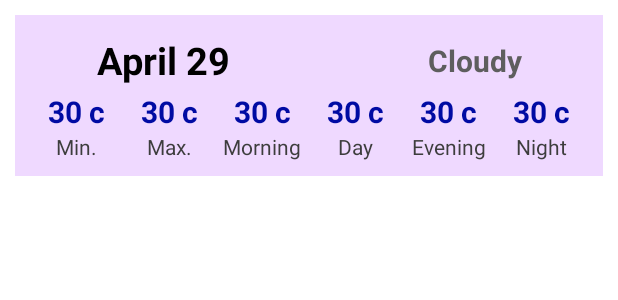
After one commit to ahxagent007/Auto-Tree-Watering-System, an Android app: the layout single_weather.xml on its own in the app's theme, with its tools: preview values and no code run, on a phone screen of 412 x 824 dp. The commit adds this screen. Shown: the top 300 px of the screen. Run offline under Robolectric (Android 15) with nearby library versions, the phone set to English and light mode, and no system bars.

Commit message:
Weather report and location done

```diff
--- a/app/build.gradle
+++ b/app/build.gradle
@@ -37,4 +37,10 @@ dependencies {
     androidTestImplementation 'androidx.test.espresso:espresso-core:3.4.0'
 
     implementation 'com.android.volley:volley:1.2.1'
+
+    implementation "androidx.recyclerview:recyclerview:1.2.1"
+    // For control over item selection of both touch and mouse driven selection
+    implementation "androidx.recyclerview:recyclerview-selection:1.1.0"
+
+    implementation 'com.google.code.gson:gson:2.9.0'
 }
--- a/app/src/main/AndroidManifest.xml
+++ b/app/src/main/AndroidManifest.xml
@@ -4,6 +4,12 @@
     package="com.alphacuetech.xian.autotree">
 
     <uses-permission android:name="android.permission.INTERNET" />
+
+    <!-- Always include this permission -->
+    <uses-permission android:name="android.permission.ACCESS_COARSE_LOCATION" />
+
+    <!-- Include only if your app benefits from precise location access. -->
+    <uses-permission android:name="android.permission.ACCESS_FINE_LOCATION" />
 
     <application
         android:allowBackup="true"
--- /dev/null
+++ b/app/src/main/java/com/alphacuetech/xian/autotree/classes/FeelsLike.java
@@ -0,0 +1,5 @@
+package com.alphacuetech.xian.autotree.classes;
+
+public class FeelsLike {
+    float day, night, eve, morn;
+}
--- /dev/null
+++ b/app/src/main/res/layout/single_weather.xml
@@ -0,0 +1,198 @@
+<?xml version="1.0" encoding="utf-8"?>
+<LinearLayout xmlns:android="http://schemas.android.com/apk/res/android"
+    android:layout_width="match_parent"
+    android:layout_height="wrap_content"
+    android:orientation="vertical"
+    android:padding="10dp"
+    android:background="#efd9ff"
+    android:layout_margin="10dp">
+
+    <LinearLayout
+        android:layout_width="match_parent"
+        android:layout_height="wrap_content"
+        android:orientation="horizontal"
+        android:weightSum="10"
+        android:gravity="center">
+
+        <TextView
+            android:id="@+id/TV_date"
+            android:layout_weight="4"
+            android:layout_width="wrap_content"
+            android:layout_height="wrap_content"
+            android:text="April 29"
+            android:gravity="center"
+            android:textColor="#000000"
+            android:textStyle="bold"
+            android:textSize="25dp"/>
+
+        <TextView
+            android:layout_weight="2"
+            android:layout_width="wrap_content"
+            android:layout_height="wrap_content"
+            android:text=""
+            android:gravity="center"
+            android:textColor="#000ba3"
+            android:textStyle="bold"
+            android:textSize="30dp"/>
+
+        <TextView
+            android:id="@+id/TV_status"
+            android:layout_weight="4"
+            android:layout_width="wrap_content"
+            android:layout_height="wrap_content"
+            android:text="Cloudy"
+            android:gravity="center"
+            android:textColor="#5e5e5e"
+            android:textStyle="bold"
+            android:textSize="20dp"/>
+
+    </LinearLayout>
+
+    <LinearLayout
+        android:layout_width="match_parent"
+        android:layout_height="wrap_content"
+        android:orientation="horizontal"
+        android:weightSum="12"
+        android:gravity="center">
+        <LinearLayout
+            android:layout_weight="2"
+            android:layout_width="0dp"
+            android:layout_height="wrap_content"
+            android:orientation="vertical">
+            <TextView
+                android:id="@+id/TV_min"
+                android:layout_width="match_parent"
+                android:layout_height="wrap_content"
+                android:text="30 c"
+                android:gravity="center"
+                android:textSize="20dp"
+                android:textStyle="bold"
+                android:textColor="#000ba3"/>
+
+            <TextView
+                android:layout_width="match_parent"
+                android:layout_height="wrap_content"
+                android:text="Min."
+                android:gravity="center"
+                android:textColor="#3d3d3d"/>
+
+        </LinearLayout>
+        <LinearLayout
+            android:layout_weight="2"
+            android:layout_width="0dp"
+            android:layout_height="wrap_content"
+            android:orientation="vertical">
+            <TextView
+                android:id="@+id/TV_max"
+                android:layout_width="match_parent"
+                android:layout_height="wrap_content"
+                android:text="30 c"
+                android:gravity="center"
+                android:textSize="20dp"
+                android:textStyle="bold"
+                android:textColor="#000ba3"/>
+
+            <TextView
+                android:layout_width="match_parent"
+                android:layout_height="wrap_content"
+                android:text="Max."
+                android:gravity="center"
+                android:textColor="#3d3d3d"/>
+
+        </LinearLayout>
+        <LinearLayout
+            android:layout_weight="2"
+            android:layout_width="0dp"
+            android:layout_height="wrap_content"
+            android:orientation="vertical">
+            <TextView
+                android:id="@+id/TV_morn"
+                android:layout_width="match_parent"
+                android:layout_height="wrap_content"
+                android:text="30 c"
+                android:gravity="center"
+                android:textSize="20dp"
+                android:textStyle="bold"
+                android:textColor="#000ba3"/>
+
+            <TextView
+                android:layout_width="match_parent"
+                android:layout_height="wrap_content"
+                android:text="Morning"
+                android:gravity="center"
+                android:textColor="#3d3d3d"/>
+
+        </LinearLayout>
+        <LinearLayout
+            android:layout_weight="2"
+            android:layout_width="0dp"
+            android:layout_height="wrap_content"
+            android:orientation="vertical">
+
+            <TextView
+                android:id="@+id/TV_day"
+                android:layout_width="match_parent"
+                android:layout_height="wrap_content"
+                android:gravity="center"
+                android:text="30 c"
+                android:textColor="#000ba3"
+                android:textSize="20dp"
+                android:textStyle="bold" />
+
+            <TextView
+                android:layout_width="match_parent"
+                android:layout_height="wrap_content"
+                android:text="Day"
+                android:gravity="center"
+                android:textColor="#3d3d3d"/>
+
+        </LinearLayout>
+        <LinearLayout
+            android:layout_weight="2"
+            android:layout_width="0dp"
+            android:layout_height="wrap_content"
+            android:orientation="vertical">
+            <TextView
+                android:id="@+id/TV_eve"
+                android:layout_width="match_parent"
+                android:layout_height="wrap_content"
+                android:text="30 c"
+                android:gravity="center"
+                android:textSize="20dp"
+                android:textStyle="bold"
+                android:textColor="#000ba3"/>
+
+            <TextView
+                android:layout_width="match_parent"
+                android:layout_height="wrap_content"
+                android:text="Evening"
+                android:gravity="center"
+                android:textColor="#3d3d3d"/>
+
+        </LinearLayout>
+        <LinearLayout
+            android:layout_weight="2"
+            android:layout_width="0dp"
+            android:layout_height="wrap_content"
+            android:orientation="vertical">
+            <TextView
+                android:id="@+id/TV_night"
+                android:layout_width="match_parent"
+                android:layout_height="wrap_content"
+                android:text="30 c"
+                android:gravity="center"
+                android:textSize="20dp"
+                android:textStyle="bold"
+                android:textColor="#000ba3"/>
+
+            <TextView
+                android:layout_width="match_parent"
+                android:layout_height="wrap_content"
+                android:text="Night"
+                android:gravity="center"
+                android:textColor="#3d3d3d"/>
+
+        </LinearLayout>
+    </LinearLayout>
+
+</LinearLayout>
```
Also changed, not shown: app/src/main/java/com/alphacuetech/xian/autotree/Menu.java (+251 -10 lines), app/src/main/java/com/alphacuetech/xian/autotree/classes/DailyWeatherData.java (added, +42 -0 lines), app/src/main/java/com/alphacuetech/xian/autotree/classes/Temperature.java (added, +53 -0 lines), app/src/main/java/com/alphacuetech/xian/autotree/classes/Weather.java (added, +40 -0 lines), app/src/main/java/com/alphacuetech/xian/autotree/classes/WeatherAPI.java (added, +33 -0 lines), app/src/main/res/layout/activity_menu.xml (+16 -3 lines), 1 other file.
